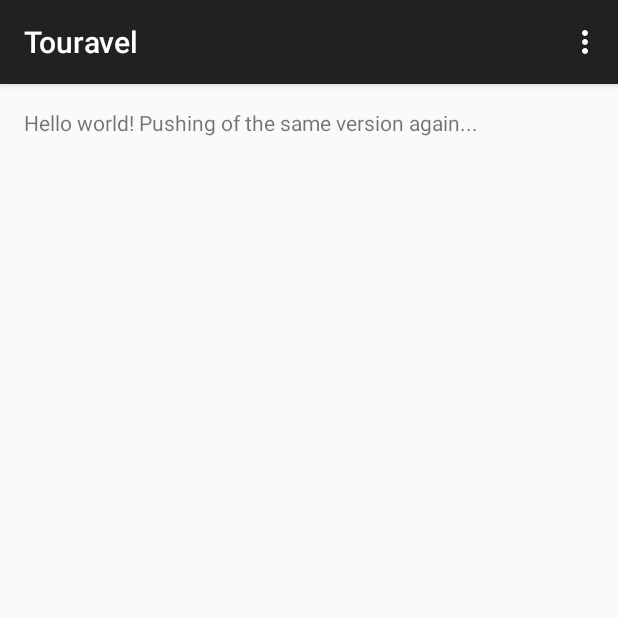
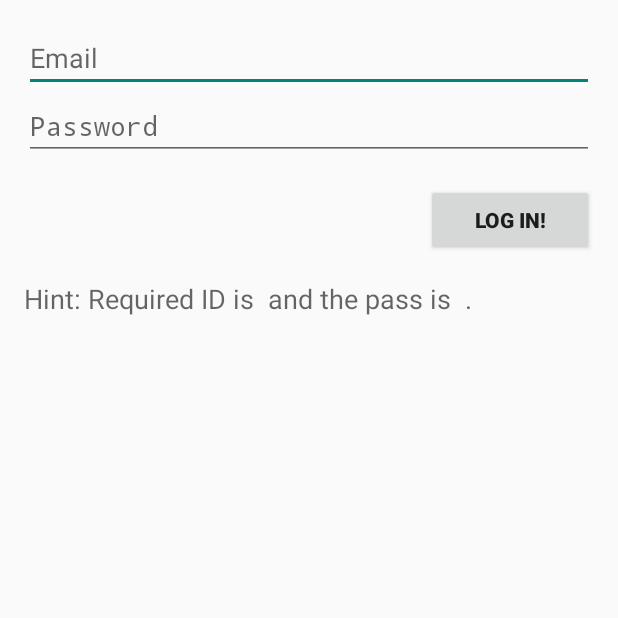
Before and after one commit to ekremney/touravel, an Android app: the screen it shows after launch (MainActivity before the commit, LoginActivity after it), on a phone screen of 412 x 824 dp, the top half of it. Run offline under Robolectric (Android 15) with nearby library versions, the phone set to English and light mode, and no system bars.

Commit message:
implementation of log in facilities & using local data with Android SharedPreferences.

```diff
--- a/android/app/src/main/AndroidManifest.xml
+++ b/android/app/src/main/AndroidManifest.xml
@@ -20,6 +20,10 @@
             android:name="com.example.touravel.app.MainActivity"
             android:label="@string/app_name" >
         </activity>
+
+        <activity android:name=".LoginActivity" android:label="@string/app_name">
+
+        </activity>
     </application>
 
 </manifest>
--- /dev/null
+++ b/android/app/src/main/java/com/example/touravel/app/LoginActivity.java
@@ -0,0 +1,277 @@
+package com.example.touravel.app;
+
+/**
+ * Created by gokhancs on 17/03/15.
+ */
+
+        import android.animation.Animator;
+        import android.animation.AnimatorListenerAdapter;
+        import android.annotation.TargetApi;
+        import android.app.Activity;
+        import android.content.Intent;
+        import android.content.SharedPreferences;
+        import android.os.AsyncTask;
+        import android.os.Build;
+        import android.os.Bundle;
+        import android.text.TextUtils;
+        import android.view.KeyEvent;
+        import android.view.Menu;
+        import android.view.View;
+        import android.view.inputmethod.EditorInfo;
+        import android.widget.EditText;
+        import android.widget.TextView;
+
+/**
+ * Activity which displays a login screen to the user, offering registration as
+ * well.
+ */
+public class LoginActivity extends Activity {
+    /**
+     * A dummy authentication store containing known user names and passwords.
+     * TODO: remove after connecting to a real authentication system.
+     */
+    private static final String[] DUMMY_CREDENTIALS = new String[]{
+            "foo@example.com:hello",
+            "bar@example.com:world"
+    };
+
+    /**
+     * The default email to populate the email field with.
+     */
+    public static final String EXTRA_EMAIL = "com.example.android.authenticatordemo.extra.EMAIL";
+
+    /**
+     * Keep track of the login task to ensure we can cancel it if requested.
+     */
+    private UserLoginTask mAuthTask = null;
+
+    // Values for email and password at the time of the login attempt.
+    private String mEmail;
+    private String mPassword;
+
+    // UI references.
+    private EditText mEmailView;
+    private EditText mPasswordView;
+    private View mLoginFormView;
+    private View mLoginStatusView;
+    private TextView mLoginStatusMessageView;
+
+    String savedID = "";
+    String savedPass = "";
+    String attempMail = "";
+    String attempPass = "";
+
+    @Override
+    protected void onCreate(Bundle savedInstanceState) {
+        super.onCreate(savedInstanceState);
+
+        setContentView(R.layout.act_login);
+
+        SharedPreferences session = SessionHolder.getSession(getApplicationContext());
+
+        savedID = SessionHolder.getSession(getApplicationContext()).getString("emailStr", attempMail);
+        savedPass = SessionHolder.getSession(getApplicationContext()).getString("passStr", attempPass);
+
+        TextView tv = (TextView) findViewById(R.id.tvSampleTv);
+        tv.setText("Hint: Required ID is " + savedID + " and the pass is " + savedPass + " .");
+
+        // Set up the login form.
+        mEmail = getIntent().getStringExtra(EXTRA_EMAIL);
+        mEmailView = (EditText) findViewById(R.id.email);
+        mEmailView.setText(mEmail);
+
+        mPasswordView = (EditText) findViewById(R.id.password);
+        mPasswordView.setOnEditorActionListener(new TextView.OnEditorActionListener() {
+            @Override
+            public boolean onEditorAction(TextView textView, int id, KeyEvent keyEvent) {
+                if (id == R.id.login || id == EditorInfo.IME_NULL) {
+                    attemptLogin();
+                    return true;
+                }
+                return false;
+            }
+        });
+
+        mLoginFormView = findViewById(R.id.login_form);
+        mLoginStatusView = findViewById(R.id.login_status);
+        mLoginStatusMessageView = (TextView) findViewById(R.id.login_status_message);
+
+        findViewById(R.id.sign_in_button).setOnClickListener(new View.OnClickListener() {
+            @Override
+            public void onClick(View view) {
+                attemptLogin();
+            }
+        });
+        /*if((!savedID.equals(""))&&(!savedPass.equals("")))
+        {
+            mLoginStatusMessageView.setText(R.string.login_progress_signing_in);
+            showProgress(true);
+            mAuthTask = new UserLoginTask();
+            mAuthTask.execute((Void) null);
+        }*/
+    }
+
+
+    @Override
+    public boolean onCreateOptionsMenu(Menu menu) {
+        super.onCreateOptionsMenu(menu);
+        getMenuInflater().inflate(R.menu.login, menu);
+        return true;
+    }
+
+    /**
+     * Attempts to sign in or register the account specified by the login form.
+     * If there are form errors (invalid email, missing fields, etc.), the
+     * errors are presented and no actual login attempt is made.
+     */
+    public void attemptLogin() {
+        if (mAuthTask != null) {
+            return;
+        }
+
+        // Reset errors.
+        mEmailView.setError(null);
+        mPasswordView.setError(null);
+
+        // Store values at the time of the login attempt.
+        mEmail = mEmailView.getText().toString();
+        mPassword = mPasswordView.getText().toString();
+
+        boolean cancel = false;
+        View focusView = null;
+
+        // Check for a valid password.
+        if (TextUtils.isEmpty(mPassword)) {
+            mPasswordView.setError(getString(R.string.error_field_required));
+            focusView = mPasswordView;
+            cancel = true;
+        } else if (mPassword.length() < 4) {
+            mPasswordView.setError(getString(R.string.error_invalid_password));
+            focusView = mPasswordView;
+            cancel = true;
+        }
+
+        // Check for a valid email address.
+        if (TextUtils.isEmpty(mEmail)) {
+            mEmailView.setError(getString(R.string.error_field_required));
+            focusView = mEmailView;
+            cancel = true;
+        } else if (!mEmail.contains("@")) {
+            mEmailView.setError(getString(R.string.error_invalid_email));
+            focusView = mEmailView;
+            cancel = true;
+        }
+
+        if (cancel) {
+            // There was an error; don't attempt login and focus the first
+            // form field with an error.
+            focusView.requestFocus();
+        } else{
+            attempMail = mEmail;
+            attempPass = mPassword;
+            SessionHolder.getSession(getApplicationContext()).edit().putString("emailStr", attempMail).putString("passStr", attempPass).commit();
+            // Show a progress spinner, and kick off a background task to
+            // perform the user login attempt.
+            mLoginStatusMessageView.setText(R.string.login_progress_signing_in);
+            showProgress(true);
+            mAuthTask = new UserLoginTask();
+            mAuthTask.execute((Void) null);
+        }
+
+    }
+
+    /**
+     * Shows the progress UI and hides the login form.
+     */
+    @TargetApi(Build.VERSION_CODES.HONEYCOMB_MR2)
+    private void showProgress(final boolean show) {
+        // On Honeycomb MR2 we have the ViewPropertyAnimator APIs, which allow
+        // for very easy animations. If available, use these APIs to fade-in
+        // the progress spinner.
+        if (Build.VERSION.SDK_INT >= Build.VERSION_CODES.HONEYCOMB_MR2) {
+            int shortAnimTime = getResources().getInteger(android.R.integer.config_shortAnimTime);
+
+            mLoginStatusView.setVisibility(View.VISIBLE);
+            mLoginStatusView.animate()
+                    .setDuration(shortAnimTime)
+                    .alpha(show ? 1 : 0)
+                    .setListener(new AnimatorListenerAdapter() {
+                        @Override
+                        public void onAnimationEnd(Animator animation) {
+                            mLoginStatusView.setVisibility(show ? View.VISIBLE : View.GONE);
+                        }
+                    });
+
+            mLoginFormView.setVisibility(View.VISIBLE);
+            mLoginFormView.animate()
+                    .setDuration(shortAnimTime)
+                    .alpha(show ? 0 : 1)
+                    .setListener(new AnimatorListenerAdapter() {
+                        @Override
+                        public void onAnimationEnd(Animator animation) {
+                            mLoginFormView.setVisibility(show ? View.GONE : View.VISIBLE);
+                        }
+                    });
+        } else {
+
+            // The ViewPropertyAnimator APIs are not available, so simply show
+            // and hide the relevant UI components.
+            mLoginStatusView.setVisibility(show ? View.VISIBLE : View.GONE);
+            mLoginFormView.setVisibility(show ? View.GONE : View.VISIBLE);
+        }
+    }
+
+    /**
+     * Represents an asynchronous login/registration task used to authenticate
+     * the user.
+     */
+    public class UserLoginTask extends AsyncTask<Void, Void, Boolean> {
+        @Override
+        protected Boolean doInBackground(Void... params) {
+            // TODO: attempt authentication against a network service.
+
+            try {
+                // Simulate network access.
+                Thread.sleep(2000);
+            } catch (InterruptedException e) {
+                return false;
+            }
+
+            for (String credential : DUMMY_CREDENTIALS) {
+                String[] pieces = credential.split(":");
+                if (pieces[0].equals(mEmail)) {
+                    // Account exists, return true if the password matches.
+                    return pieces[1].equals(mPassword);
+                }
+            }
+
+            // TODO: register the new account here.
+            return true;
+        }
+
+        @Override
+        protected void onPostExecute(final Boolean success) {
+            mAuthTask = null;
+            showProgress(false);
+
+            if (success) {
+                launchInsideActivity();
+                finish();
+            } else {
+                mPasswordView.setError(getString(R.string.error_incorrect_password));
+                mPasswordView.requestFocus();
+            }
+        }
+
+        @Override
+        protected void onCancelled() {
+            mAuthTask = null;
+            showProgress(false);
+        }
+    }
+    private void launchInsideActivity()
+    {
+        Intent intent = new Intent(this, MainActivity.class);
+        startActivity(intent);
+    }
+}
--- /dev/null
+++ b/android/app/src/main/java/com/example/touravel/app/SessionHolder.java
@@ -0,0 +1,38 @@
+package com.example.touravel.app;
+
+/**
+ * Created by gokhancs on 17/03/15.
+ */
+
+import android.content.Context;
+import android.content.SharedPreferences;
+
+public class SessionHolder {
+
+    private static SessionHolder instance;
+
+    private static final String PREFERENCE_NAME = "APP_SESSION";
+    private final Context context;
+
+    public static SharedPreferences getSession(Context context)
+    {
+        if (instance == null)
+        {
+            instance = new SessionHolder(context);
+        }
+
+        return instance.getSession();
+    }
+
+    private SessionHolder(Context context)
+    {
+        this.context = context;
+    }
+
+
+    public SharedPreferences getSession()
+    {
+        return context.getSharedPreferences(PREFERENCE_NAME, Context.MODE_PRIVATE);
+    }
+
+}
--- a/android/app/src/main/java/com/example/touravel/app/SplashScreen.java
+++ b/android/app/src/main/java/com/example/touravel/app/SplashScreen.java
@@ -35,7 +35,7 @@
 
                 if (!mIsBackButtonPressed) {
                     // start the home screen if the back button wasn't pressed already
-                    Intent intent = new Intent(SplashScreen.this, MainActivity.class);
+                    Intent intent = new Intent(SplashScreen.this, LoginActivity.class);
                     SplashScreen.this.startActivity(intent);
                 }
 
--- /dev/null
+++ b/android/app/src/main/res/layout/act_login.xml
@@ -0,0 +1,77 @@
+<merge xmlns:android="http://schemas.android.com/apk/res/android"
+    xmlns:tools="http://schemas.android.com/tools"
+    tools:context=".LoginActivity">
+
+    <!-- Login progress -->
+    <LinearLayout android:id="@+id/login_status"
+        android:visibility="gone"
+        android:layout_width="wrap_content"
+        android:layout_height="wrap_content"
+        android:layout_gravity="center"
+        android:gravity="center_horizontal"
+        android:orientation="vertical">
+        <ProgressBar style="?android:attr/progressBarStyleLarge"
+            android:layout_width="wrap_content"
+            android:layout_height="wrap_content"
+            android:layout_marginBottom="8dp"/>
+        <TextView
+            android:id="@+id/login_status_message"
+            android:textAppearance="?android:attr/textAppearanceMedium"
+            android:fontFamily="sans-serif-light"
+            android:layout_width="wrap_content"
+            android:layout_height="wrap_content"
+            android:layout_marginBottom="16dp"
+            android:text="@string/login_progress_signing_in" />
+    </LinearLayout>
+
+    <!-- Login form -->
+    <ScrollView
+        android:id="@+id/login_form"
+        android:layout_width="match_parent"
+        android:layout_height="match_parent">
+
+        <LinearLayout style="@style/LoginFormContainer"
+            android:orientation="vertical">
+
+            <EditText
+                android:id="@+id/email"
+                android:singleLine="true"
+                android:maxLines="1"
+                android:layout_width="match_parent"
+                android:layout_height="wrap_content"
+                android:inputType="textEmailAddress"
+                android:hint="@string/prompt_email" />
+
+            <EditText
+                android:id="@+id/password"
+                android:singleLine="true"
+                android:maxLines="1"
+                android:layout_width="match_parent"
+                android:layout_height="wrap_content"
+                android:hint="@string/prompt_password"
+                android:inputType="textPassword"
+                android:imeActionLabel="@string/action_sign_in_short"
+                android:imeActionId="@+id/login"
+                android:imeOptions="actionUnspecified" />
+
+            <Button android:id="@+id/sign_in_button"
+                android:layout_width="wrap_content"
+                android:layout_height="wrap_content"
+                android:layout_marginTop="16dp"
+                android:text="@string/action_sign_in_register"
+                android:paddingLeft="32dp"
+                android:paddingRight="32dp"
+                android:layout_gravity="right" />
+            <TextView
+                android:layout_width="wrap_content"
+                android:layout_height="wrap_content"
+                android:textAppearance="?android:attr/textAppearanceMedium"
+                android:id="@+id/tvSampleTv"
+                android:layout_marginTop="16dp"
+                android:layout_below="@+id/textView"
+                android:layout_alignParentLeft="true"
+                />
+        </LinearLayout>
+
+    </ScrollView>
+</merge>
--- /dev/null
+++ b/android/app/src/main/res/menu/login.xml
@@ -0,0 +1,5 @@
+<menu xmlns:android="http://schemas.android.com/apk/res/android">
+    <item android:id="@+id/action_forgot_password"
+        android:title="@string/action_forgot_password"
+        android:showAsAction="never" />
+</menu>
--- /dev/null
+++ b/android/app/src/main/res/values/strings_activity_login.xml
@@ -0,0 +1,19 @@
+<resources>
+    <string name="title_activity_login">Sign in</string>
+
+    <!-- Strings related to login -->
+    <string name="prompt_email">Email</string>
+    <string name="prompt_password">Password</string>
+
+    <string name="action_sign_in_register"><b>Log in!</b></string>
+    <string name="action_sign_in_short">Sign in</string>
+
+    <string name="action_forgot_password">Recover lost password</string>
+
+    <string name="login_progress_signing_in">Signing in&#8230;</string>
+
+    <string name="error_invalid_email">This email address is invalid</string>
+    <string name="error_invalid_password">This password is too short</string>
+    <string name="error_incorrect_password">This password is incorrect</string>
+    <string name="error_field_required">This field is required</string>
+</resources>
--- a/android/app/src/main/res/values/styles.xml
+++ b/android/app/src/main/res/values/styles.xml
@@ -5,4 +5,15 @@
         <!-- Customize your theme here. -->
     </style>
 
+    <style name="SplashTheme" parent="android:Theme">
+        <item name="android:windowBackground">@drawable/splash</item>
+        <item name="android:windowNoTitle">true</item>
+    </style>
+
+    <style name="LoginFormContainer">
+        <item name="android:layout_width">match_parent</item>
+        <item name="android:layout_height">wrap_content</item>
+        <item name="android:padding">16dp</item>
+    </style>
+
 </resources>
```
Also changed, not shown: 1 other file.
